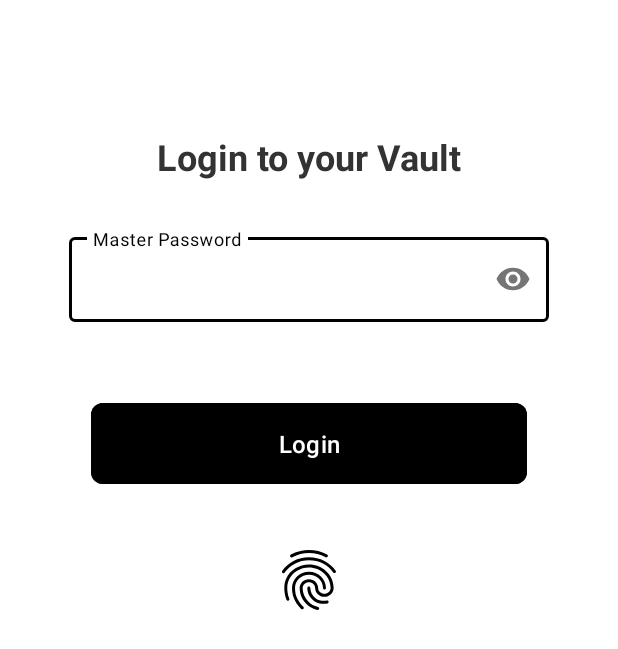
After one commit to enekocm7/SecureVault, an Android app: the layout login_screen.xml on its own in the app's theme, with its tools: preview values and no code run, on a phone screen of 412 x 824 dp. The commit adds this screen. Shown: the top 649 px of the screen. Run offline under Robolectric (Android 15) with nearby library versions, the phone set to English and light mode, and no system bars; Roboto replaces fonts that are not available here.

Commit message:
feat: Add login screen layout and strings for biometric and password login

```diff
--- /dev/null
+++ b/app/src/main/res/layout/login_screen.xml
@@ -0,0 +1,79 @@
+<?xml version="1.0" encoding="utf-8"?>
+<androidx.constraintlayout.widget.ConstraintLayout xmlns:android="http://schemas.android.com/apk/res/android"
+    xmlns:app="http://schemas.android.com/apk/res-auto"
+    android:layout_width="match_parent"
+    android:layout_height="match_parent"
+    android:padding="24dp"
+    android:background="@color/white">
+
+    <TextView
+        android:id="@+id/titleText"
+        android:layout_width="0dp"
+        android:layout_height="wrap_content"
+        android:layout_marginTop="64dp"
+        android:text="@string/login_to_your_vault"
+        android:textAlignment="center"
+        android:textSize="24sp"
+        android:textStyle="bold"
+        android:textColor="@color/gris"
+        app:layout_constraintTop_toTopOf="parent"
+        app:layout_constraintStart_toStartOf="parent"
+        app:layout_constraintEnd_toEndOf="parent" />
+
+    <com.google.android.material.textfield.TextInputLayout
+        android:id="@+id/passwordLayout"
+        android:layout_width="0dp"
+        android:layout_height="wrap_content"
+        android:layout_marginTop="32dp"
+        app:boxStrokeColor="@color/black"
+        app:endIconTint="@color/black"
+        app:hintTextColor="@color/black"
+        app:layout_constraintEnd_toEndOf="parent"
+        app:layout_constraintStart_toStartOf="parent"
+        app:layout_constraintTop_toBottomOf="@id/titleText"
+        app:layout_constraintWidth_max="320dp"
+        app:passwordToggleEnabled="true">
+
+        <com.google.android.material.textfield.TextInputEditText
+            android:id="@+id/passwordInput"
+            android:layout_width="match_parent"
+            android:layout_height="wrap_content"
+            android:hint="@string/master_password"
+            android:inputType="textPassword"
+            android:textColor="@color/black" />
+    </com.google.android.material.textfield.TextInputLayout>
+
+    <com.google.android.material.button.MaterialButton
+        android:id="@+id/loginButton"
+        android:layout_width="0dp"
+        android:layout_height="wrap_content"
+        android:layout_marginTop="50dp"
+        android:backgroundTint="@color/black"
+        android:padding="16dp"
+        android:text="@string/login"
+        android:textAllCaps="false"
+        android:textColor="@android:color/white"
+        android:textSize="16sp"
+        app:cornerRadius="8dp"
+        app:layout_constraintEnd_toEndOf="parent"
+        app:layout_constraintStart_toStartOf="parent"
+        app:layout_constraintTop_toBottomOf="@+id/passwordLayout"
+        app:layout_constraintWidth_max="320dp"
+        app:layout_constraintWidth_percent="0.8" />
+
+    <ImageButton
+        android:id="@+id/biometricButton"
+        android:layout_width="72dp"
+        android:layout_height="72dp"
+        android:layout_marginTop="24dp"
+        android:contentDescription="@string/biometric_login"
+        android:src="@drawable/baseline_fingerprint_24"
+        android:scaleType="fitCenter"
+        android:background="?attr/selectableItemBackgroundBorderless"
+        android:padding="12dp"
+        app:tint="@color/black"
+        app:layout_constraintTop_toBottomOf="@id/loginButton"
+        app:layout_constraintStart_toStartOf="parent"
+        app:layout_constraintEnd_toEndOf="parent" />
+
+</androidx.constraintlayout.widget.ConstraintLayout>
--- a/app/src/main/res/values/strings.xml
+++ b/app/src/main/res/values/strings.xml
@@ -30,4 +30,7 @@
     <string name="feature_unavailable">Feature Unavailable</string>
     <string name="hardware_unavailable">Hardware Unavailable</string>
     <string name="authentication_error">Authentication Error</string>
+    <string name="login_to_your_vault">Login to your Vault</string>
+    <string name="forgot_password">Forgot password?</string>
+    <string name="biometric_login">Login with biometric</string>
 </resources>
```
